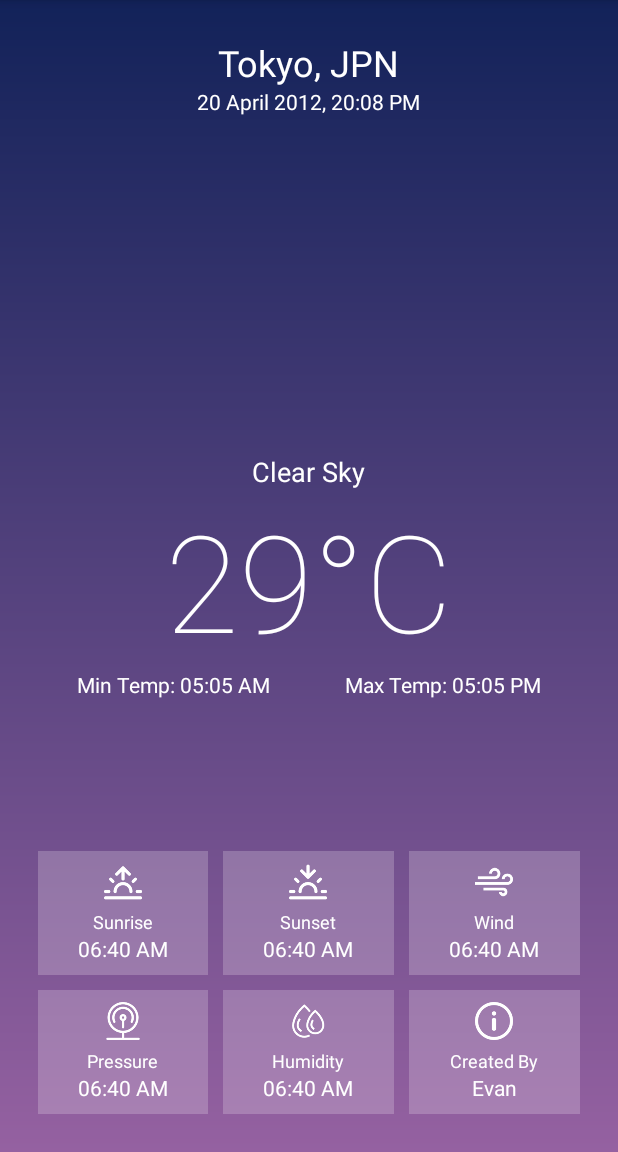
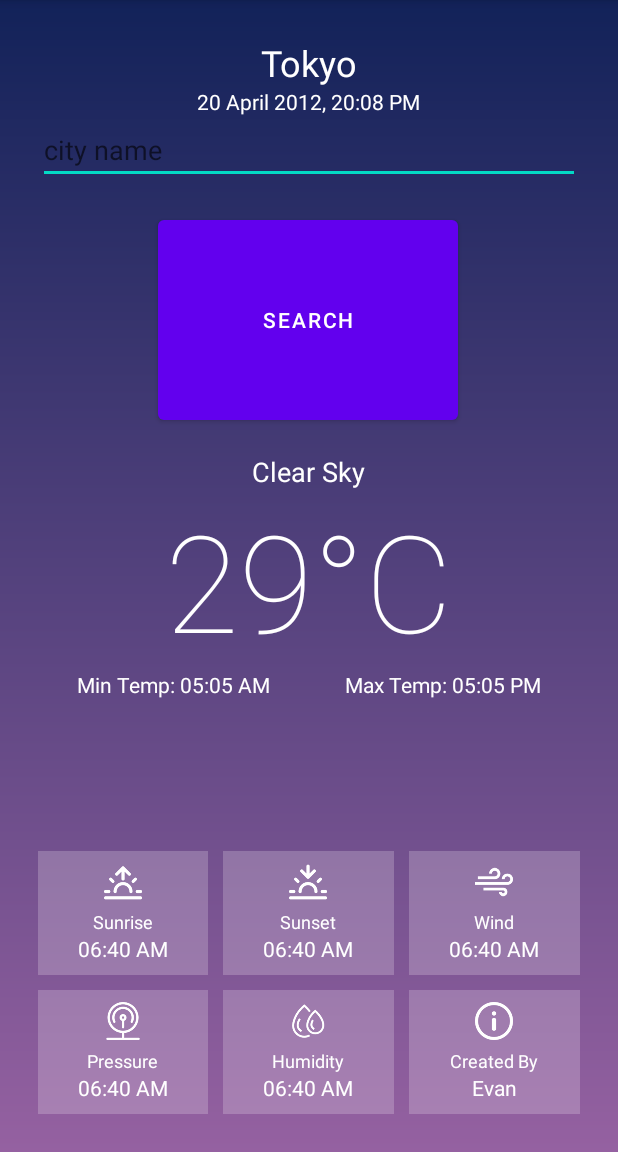
Before and after one commit to felixny/WeatherApp, an Android app: the screen it shows after launch (MainActivity), on a phone screen of 412 x 824 dp, the part 84-1236 px from its top. Run offline under Robolectric (Android 15) with nearby library versions, the phone set to English and light mode, and no system bars.

Commit message:
added search functionality

```diff
--- a/app/build.gradle
+++ b/app/build.gradle
@@ -1,6 +1,7 @@
 plugins {
     id 'com.android.application'
     id 'org.jetbrains.kotlin.android'
+
 }
 
 android {
@@ -37,6 +38,8 @@ dependencies {
     implementation 'androidx.appcompat:appcompat:1.5.1'
     implementation 'com.google.android.material:material:1.7.0'
     implementation 'androidx.constraintlayout:constraintlayout:2.1.4'
+    implementation 'com.google.code.gson:gson:2.8.5'
+    implementation 'org.jetbrains.kotlinx:kotlinx-serialization-json:1.4.1'
     testImplementation 'junit:junit:4.13.2'
     androidTestImplementation 'androidx.test.ext:junit:1.1.4'
     androidTestImplementation 'androidx.test.espresso:espresso-core:3.5.0'
--- a/app/src/main/AndroidManifest.xml
+++ b/app/src/main/AndroidManifest.xml
@@ -1,7 +1,7 @@
 <?xml version="1.0" encoding="utf-8"?>
 <manifest xmlns:android="http://schemas.android.com/apk/res/android"
     package="edu.neu.madcourse.weatherapp">
-
+    <uses-permission android:name="android.permission.INTERNET"></uses-permission>
     <application
         android:allowBackup="true"
         android:icon="@mipmap/ic_launcher"
--- a/app/src/main/res/layout/activity_main.xml
+++ b/app/src/main/res/layout/activity_main.xml
@@ -24,7 +24,7 @@
                 android:id="@+id/address"
                 android:layout_width="wrap_content"
                 android:layout_height="wrap_content"
-                android:text="Tokyo, JPN"
+                android:text="Tokyo"
                 android:textColor="#FFFFFF"
                 android:textSize="24dp" />
 
@@ -35,6 +35,12 @@
                 android:text="20 April 2012, 20:08 PM"
                 android:textColor="#FFFFFF"
                 android:textSize="14dp" />
+
+            <EditText
+                android:id="@+id/textInput"
+                android:layout_width="match_parent"
+                android:layout_height="wrap_content"
+                android:hint="city name" />
         </LinearLayout>
 
 
@@ -343,6 +349,28 @@
                 </LinearLayout>
             </LinearLayout>
         </LinearLayout>
+
+        <com.google.android.material.textfield.TextInputLayout
+            android:layout_width="match_parent"
+            android:layout_height="wrap_content">
+
+        </com.google.android.material.textfield.TextInputLayout>
+
+        <Button
+            android:id="@+id/button"
+            android:layout_width="200dp"
+            android:layout_height="128dp"
+            android:layout_above="@+id/overviewContainer"
+            android:layout_below="@+id/addressContainer"
+            android:layout_alignParentStart="true"
+            android:layout_alignParentEnd="true"
+            android:layout_marginStart="80dp"
+            android:layout_marginTop="18dp"
+            android:layout_marginEnd="81dp"
+            android:layout_marginBottom="16dp"
+            android:onClick="search"
+            android:text="Search" />
+
     </RelativeLayout>
 
 
```
Also changed, not shown: app/src/main/java/edu/neu/madcourse/weatherapp/MainActivity.kt (+101 -0 lines), build.gradle (+3 -4 lines).
